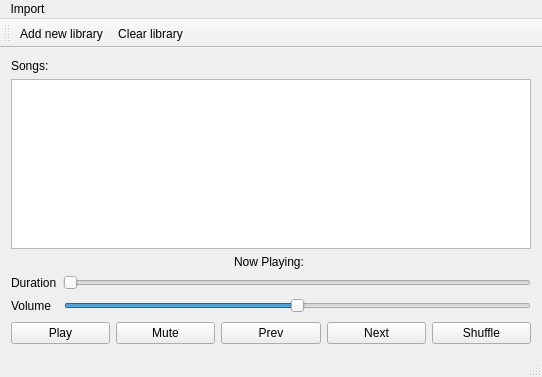
This is mixr/player.ui in south-west/mixr as Qt 5 draws it before an edit. The edited form follows.
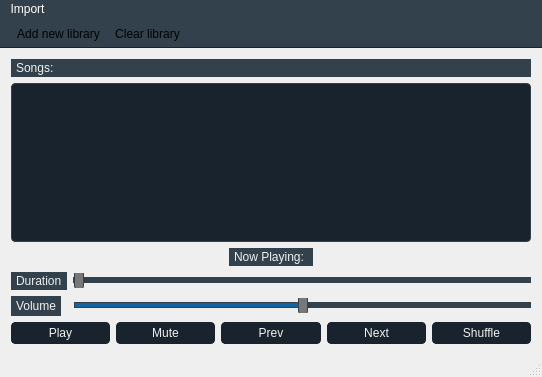
This is the edited form. Icons and pictures are not drawn.

What changed in the file:
```diff
--- a/mixr/player.ui
+++ b/mixr/player.ui
@@ -13,6 +13,36 @@
   <property name="windowTitle">
    <string>Player</string>
   </property>
+  <property name="styleSheet">
+   <string notr="true">/*QWidget {
+  background-color: #32414B  ;
+}*/
+
+QMainWindow::separator {
+    background-color: #32414B;
+    border: 0 solid #19232D;
+    spacing: 0;
+    padding: 2px;
+}
+
+QMainWindow::separator:hover {
+    background-color: #505F69;
+    border: 0px solid #148CD2;
+}
+
+QMainWindow::separator:horizontal {
+    width: 5px;
+    margin-top: 2px;
+    margin-bottom: 2px;
+}
+
+QMainWindow::separator:vertical {
+    height: 5px;
+    margin-left: 2px;
+    margin-right: 2px;
+}
+</string>
+  </property>
   <widget class="QWidget" name="centralWidget">
    <layout class="QVBoxLayout" name="verticalLayout_4">
     <item>
@@ -21,6 +51,21 @@
        <layout class="QVBoxLayout" name="verticalLayout_2">
         <item>
          <widget class="QLabel" name="label_3">
+          <property name="styleSheet">
+           <string notr="true">QLabel {
+    background-color: #32414B;
+    border: 0px solid #32414B;
+    padding: 2px;
+    margin: 0px;
+    color: #F0F0F0
+}
+
+QLabel::disabled {
+    background-color: #32414B;
+    border: 0px solid #32414B;
+    color: #787878;
+}</string>
+          </property>
           <property name="text">
            <string>Songs:</string>
           </property>
@@ -34,6 +79,167 @@
           <property name="cursor" stdset="0">
            <cursorShape>PointingHandCursor</cursorShape>
           </property>
+          <property name="styleSheet">
+           <string notr="true">QListView {
+    background-color: #19232D;
+    border: 1px solid #32414B;
+    color: #F0F0F0;
+    gridline-color: #32414B;
+    border-radius: 4px;
+}
+
+QListView:hover {
+    background-color: #19232D;
+    border: 1px solid #148CD2;
+}
+
+QListView::item:pressed {
+    background-color: #1464A0;
+}
+
+
+/* SCROLL AREA */
+
+QScrollBar:horizontal {
+    height: 16px;
+    margin: 2px 16px 2px 16px;
+    border: 1px solid #32414B;
+    border-radius: 4px;
+    background-color: #19232D;
+}
+
+QScrollBar::handle:horizontal {
+    background-color: #787878;
+    border: 1px solid #32414B;
+    border-radius: 4px;
+    min-width: 8px;
+
+}
+
+QScrollBar::handle:horizontal:hover {
+    background-color: #148CD2;
+    border: 1px solid #148CD2;
+    border-radius: 4px;
+    min-width: 8px;
+}
+
+QScrollBar::add-line:horizontal {
+    margin: 0px 0px 0px 0px;
+    width: 10px;
+    height: 10px;
+    subcontrol-position: right;
+    subcontrol-origin: margin;
+}
+
+QScrollBar::sub-line:horizontal {
+ 	background-color: #787878;
+    margin: 0px 3px 0px 3px;
+    height: 10px;
+    width: 10px;
+    subcontrol-position: left;
+    subcontrol-origin: margin;
+}
+
+QScrollBar::add-line:horizontal:hover,
+QScrollBar::add-line:horizontal:on {
+	background-color: #148CD2;
+    height: 10px;
+    width: 10px;
+    subcontrol-position: right;
+    subcontrol-origin: margin;
+}
+
+QScrollBar::sub-line:horizontal:hover,
+QScrollBar::sub-line:horizontal:on {
+	background-color: #148CD2;
+    height: 10px;
+    width: 10px;
+    subcontrol-position: left;
+    subcontrol-origin: margin;
+}
+
+QScrollBar::up-arrow:horizontal,
+QScrollBar::down-arrow:horizontal {
+    background: none;
+}
+
+QScrollBar::add-page:horizontal,
+QScrollBar::sub-page:horizontal {
+    background: none;
+}
+
+QScrollBar:vertical {
+    background-color: #19232D;
+    width: 16px;
+    margin: 16px 2px 16px 2px;
+    border: 1px solid #32414B;
+    border-radius: 4px;
+}
+
+QScrollBar::handle:vertical {
+    background-color: #787878;
+    border: 1px solid #32414B;
+    min-height: 8px;
+    border-radius: 4px;
+}
+
+QScrollBar::handle:vertical:hover {
+    background-color: #148CD2;
+    border: 1px solid #148CD2;
+    border-radius: 4px;
+    min-height: 8px;
+
+}
+
+QScrollBar::sub-line:vertical {
+	background-color: #787878;
+    margin: 3px 0px 3px 0px;
+    height: 10px;
+    width: 10px;
+    subcontrol-position: top;
+    subcontrol-origin: margin;
+}
+
+QScrollBar::add-line:vertical {
+	background-color: #787878;
+    margin: 3px 0px 3px 0px;
+    height: 10px;
+    width: 10px;
+    subcontrol-position: bottom;
+    subcontrol-origin: margin;
+}
+
+QScrollBar::sub-line:vertical:hover,
+QScrollBar::sub-line:vertical:on {
+	background-color: #148CD2;
+    height: 10px;
+    width: 10px;
+    subcontrol-position: top;
+    subcontrol-origin: margin;
+}
+
+QScrollBar::add-line:vertical:hover,
+QScrollBar::add-line:vertical:on {
+	background-color: #148CD2;
+    height: 10px;
+    width: 10px;
+    subcontrol-position: bottom;
+    subcontrol-origin: margin;
+}
+
+QScrollBar::up-arrow:vertical,
+QScrollBar::down-arrow:vertical {
+    background: none;
+}
+
+QScrollBar::add-page:vertical,
+QScrollBar::sub-page:vertical {
+    background: none;
+}</string>
+          </property>
+          <property name="dragDropMode">
+           <enum>QAbstractItemView::NoDragDrop</enum>
+          </property>
          </widget>
         </item>
        </layout>
@@ -43,8 +249,23 @@
       </item>
      </layout>
     </item>
-    <item alignment="Qt::AlignHCenter">
+    <item alignment="Qt::AlignHCenter|Qt::AlignVCenter">
      <widget class="QLabel" name="nowPlayingLabel">
+      <property name="styleSheet">
+       <string notr="true">QLabel {
+    background-color: #32414B;
+    border: 0px solid #32414B;
+    padding: 2px;
+    margin: 0px;
+    color: #F0F0F0
+}
+
+QLabel::disabled {
+    background-color: #32414B;
+    border: 0px solid #32414B;
+    color: #787878;
+}</string>
+      </property>
       <property name="text">
        <string>Now Playing: </string>
       </property>
@@ -56,6 +277,21 @@
        <layout class="QHBoxLayout" name="horizontalLayout">
         <item>
          <widget class="QLabel" name="label">
+          <property name="styleSheet">
+           <string notr="true">QLabel {
+    background-color: #32414B;
+    border: 0px solid #32414B;
+    padding: 2px;
+    margin: 0px;
+    color: #F0F0F0
+}
+
+QLabel::disabled {
+    background-color: #32414B;
+    border: 0px solid #32414B;
+    color: #787878;
+}</string>
+          </property>
           <property name="text">
            <string>Duration</string>
           </property>
@@ -66,6 +302,86 @@
         </item>
         <item>
          <widget class="QSlider" name="durationSlider">
+          <property name="autoFillBackground">
+           <bool>false</bool>
+          </property>
+          <property name="styleSheet">
+           <string notr="true">QSlider:disabled {
+    background: #19232D;
+}
+
+QSlider:focus {
+    border: none;
+}
+
+QSlider::groove:horizontal {
+    background: #32414B;
+    border: 1px solid #32414B;
+    height: 4px;
+    margin: 0px;
+    border-radius: 4px;
+}
+
+QSlider::sub-page:horizontal {
+    background: #1464A0;
+    border: 1px solid #32414B;
+    height: 4px;
+    margin: 0px;
+    border-radius: 4px;
+}
+
+QSlider::sub-page:horizontal:disabled {
+    background: #14506E;
+}
+
+QSlider::handle:horizontal {
+    background: #787878;
+    border: 1px solid #32414B;
+    width: 8px;
+    height: 8px;
+    margin: -8px 0;
+    border-radius: 4px;
+}
+
+QSlider::handle:horizontal:hover {
+    background: #148CD2;
+    border: 1px solid #148CD2;
+}
+
+QSlider::groove:vertical {
+    background: #32414B;
+    border: 1px solid #32414B;
+    width: 4px;
+    margin: 0px;
+    border-radius: 4px;
+}
+
+QSlider::sub-page:vertical {
+    background: #1464A0;
+    border: 1px solid #32414B;
+    width: 4px;
+    margin: 0px;
+    border-radius: 4px;
+}
+
+QSlider::sub-page:vertical:disabled {
+    background: #14506E;
+}
+
+QSlider::handle:vertical {
+    background: #787878;
+    border: 1px solid #32414B;
+    width: 8px;
+    height: 8px;
+    margin: 0 -8px;
+    border-radius: 4px;
+}
+
+QSlider::handle:vertical:hover {
+    background: #148CD2;
+    border: 1px solid #148CD2;
+}</string>
+          </property>
           <property name="maximum">
            <number>100</number>
           </property>
@@ -80,6 +396,21 @@
        <layout class="QHBoxLayout" name="horizontalLayout_2">
         <item>
          <widget class="QLabel" name="label_2">
+          <property name="styleSheet">
+           <string notr="true">QLabel {
+    background-color: #32414B;
+    border: 0px solid #32414B;
+    padding: 2px;
+    margin: 0px;
+    color: #F0F0F0
+}
+
+QLabel::disabled {
+    background-color: #32414B;
+    border: 0px solid #32414B;
+    color: #787878;
+}</string>
+          </property>
           <property name="text">
            <string>Volume</string>
           </property>
@@ -106,6 +437,83 @@
         </item>
         <item>
          <widget class="QSlider" name="volumeSlider">
+          <property name="styleSheet">
+           <string notr="true">QSlider:disabled {
+    background: #19232D;
+}
+
+QSlider:focus {
+    border: none;
+}
+
+QSlider::groove:horizontal {
+    background: #32414B;
+    border: 1px solid #32414B;
+    height: 4px;
+    margin: 0px;
+    border-radius: 4px;
+}
+
+QSlider::sub-page:horizontal {
+    background: #1464A0;
+    border: 1px solid #32414B;
+    height: 4px;
+    margin: 0px;
+    border-radius: 4px;
+}
+
+QSlider::sub-page:horizontal:disabled {
+    background: #14506E;
+}
+
+QSlider::handle:horizontal {
+    background: #787878;
+    border: 1px solid #32414B;
+    width: 8px;
+    height: 8px;
+    margin: -8px 0;
+    border-radius: 4px;
+}
+
+QSlider::handle:horizontal:hover {
+    background: #148CD2;
+    border: 1px solid #148CD2;
+}
+
+QSlider::groove:vertical {
+    background: #32414B;
+    border: 1px solid #32414B;
+    width: 4px;
+    margin: 0px;
+    border-radius: 4px;
+}
+
+QSlider::sub-page:vertical {
+    background: #1464A0;
+    border: 1px solid #32414B;
+    width: 4px;
+    margin: 0px;
+    border-radius: 4px;
+}
+
+QSlider::sub-page:vertical:disabled {
+    background: #14506E;
+}
+
+QSlider::handle:vertical {
+    background: #787878;
+    border: 1px solid #32414B;
+    width: 8px;
+    height: 8px;
+    margin: 0 -8px;
+    border-radius: 4px;
+}
+
+QSlider::handle:vertical:hover {
+    background: #148CD2;
+    border: 1px solid #148CD2;
+}</string>
+          </property>
           <property name="maximum">
            <number>100</number>
           </property>
@@ -125,6 +533,23 @@
      <layout class="QHBoxLayout" name="horizontalLayout_4">
       <item>
        <widget class="QPushButton" name="playButton">
+        <property name="styleSheet">
+         <string notr="true">QPushButton {
+   	background-color: #19232D;
+    border: 1px solid #19232D;
+    color: #F0F0F0;
+    border-radius: 4px;
+    padding: 3px;
+    outline: none;
+}
+
+
+QPushButton:hover{
+    border: 1px solid #148CD2;
+    color: #F0F0F0;
+}
+</string>
+        </property>
         <property name="text">
          <string>Play</string>
         </property>
@@ -132,6 +557,22 @@
       </item>
       <item>
        <widget class="QPushButton" name="muteButton">
+        <property name="styleSheet">
+         <string notr="true">QPushButton {
+   	background-color: #19232D;
+    border: 1px solid #19232D;
+    color: #F0F0F0;
+    border-radius: 4px;
+    padding: 3px;
+    outline: none;
+}
+
+
+QPushButton:hover{
+    border: 1px solid #148CD2;
+    color: #F0F0F0;
+}</string>
+        </property>
         <property name="text">
          <string>Mute</string>
         </property>
@@ -139,6 +580,22 @@
       </item>
       <item>
        <widget class="QPushButton" name="prevButton">
+        <property name="styleSheet">
+         <string notr="true">QPushButton {
+   	background-color: #19232D;
+    border: 1px solid #19232D;
+    color: #F0F0F0;
+    border-radius: 4px;
+    padding: 3px;
+    outline: none;
+}
+
+
+QPushButton:hover{
+    border: 1px solid #148CD2;
+    color: #F0F0F0;
+}</string>
+        </property>
         <property name="text">
          <string>Prev</string>
         </property>
@@ -146,6 +603,22 @@
       </item>
       <item>
        <widget class="QPushButton" name="nextButton">
+        <property name="styleSheet">
+         <string notr="true">QPushButton {
+   	background-color: #19232D;
+    border: 1px solid #19232D;
+    color: #F0F0F0;
+    border-radius: 4px;
+    padding: 3px;
+    outline: none;
+}
+
+
+QPushButton:hover{
+    border: 1px solid #148CD2;
+    color: #F0F0F0;
+}</string>
+        </property>
         <property name="text">
          <string>Next</string>
         </property>
@@ -153,6 +626,22 @@
       </item>
       <item>
        <widget class="QPushButton" name="shuffleButton">
+        <property name="styleSheet">
+         <string notr="true">QPushButton {
+   	background-color: #19232D;
+    border: 1px solid #19232D;
+    color: #F0F0F0;
+    border-radius: 4px;
+    padding: 3px;
+    outline: none;
+}
+
+
+QPushButton:hover{
+    border: 1px solid #148CD2;
+    color: #F0F0F0;
+}</string>
+        </property>
         <property name="text">
          <string>Shuffle</string>
         </property>
@@ -171,6 +660,10 @@
      <height>21</height>
     </rect>
    </property>
+   <property name="styleSheet">
+    <string notr="true">background-color: #32414B;
+color: white;</string>
+   </property>
    <widget class="QMenu" name="menuFile">
     <property name="title">
      <string>Import</string>
@@ -181,6 +674,28 @@
    <addaction name="menuFile"/>
   </widget>
   <widget class="QToolBar" name="mainToolBar">
+   <property name="styleSheet">
+    <string notr="true">QToolBar {
+    background-color: #32414B;
+    border-bottom: 1px solid #19232D;
+    padding: 2px;
+    font-weight: bold;
+}
+
+
+QToolBar::handle:horizontal {
+    width: 6px;
+	background-color: #32414B;
+}
+
+QToolBar::handle:vertical {
+    height: 6px;
+ 	background-color: #32414B;
+}</string>
+   </property>
+   <property name="allowedAreas">
+    <set>Qt::TopToolBarArea</set>
+   </property>
    <attribute name="toolBarArea">
     <enum>TopToolBarArea</enum>
    </attribute>
```
Left out of the diff: 2 changed lines with no effect on the pictures.
